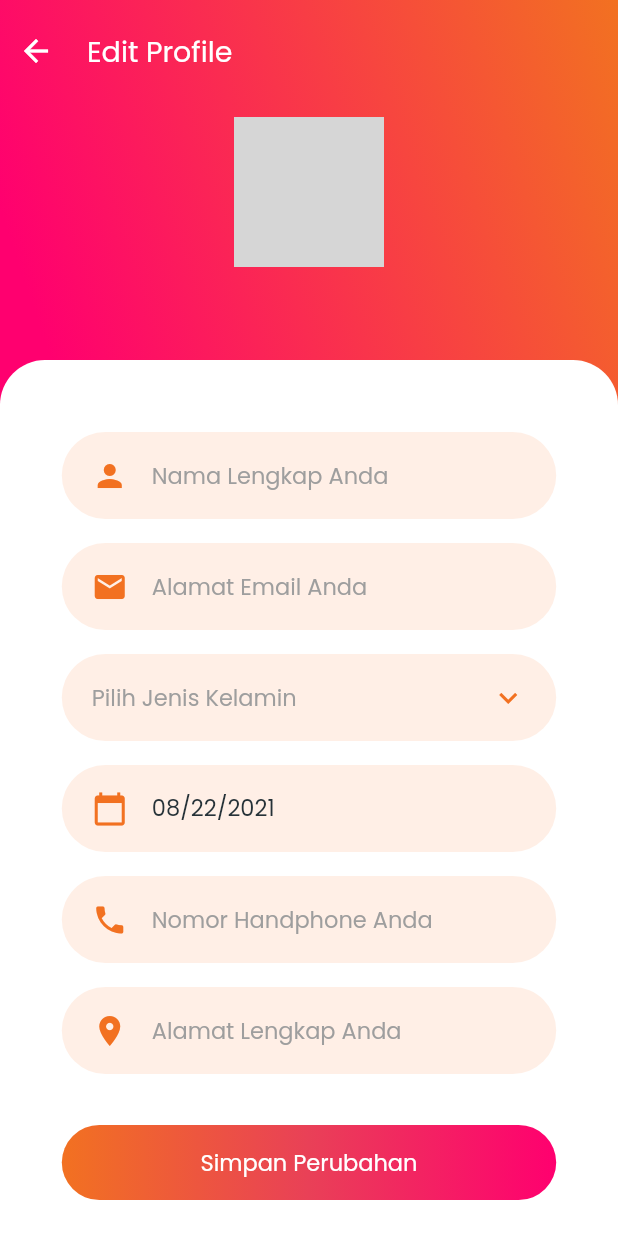
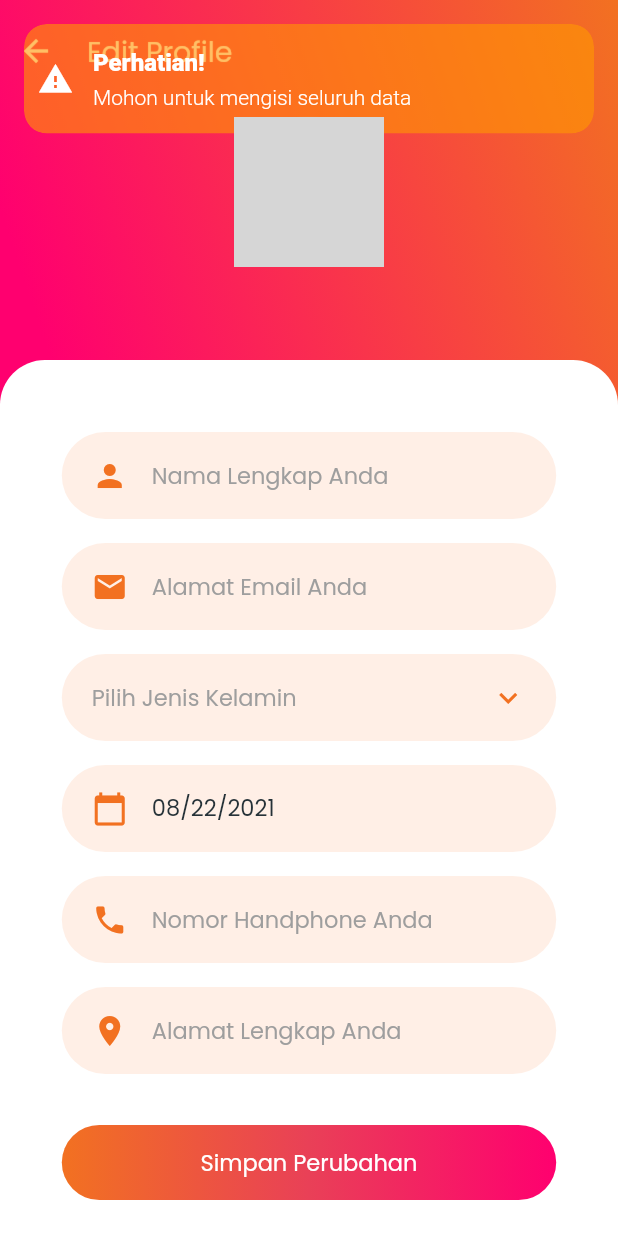
Before and after one commit to asfarul/taekwondo_app, a Flutter app: the ProfileEditScreen screen opened directly with empty values, after a tap on "Simpan Perubahan", on a phone screen of 412 x 824 dp. Run offline on Flutter 3.47's test engine with Material 2 defaults, Android fonts, the phone set to English and light mode, and no system bars; drawn by our look-alikes of fancy_shimmer_image; our stand-ins replace badges, cached_network_image, dio, flutter_html, get, get_storage and 6 more; accounts and stored records are empty; grey boxes are pictures that could not be loaded.

Commit message:
update profile

```diff
--- a/lib/configs/api.dart
+++ b/lib/configs/api.dart
@@ -23,4 +23,8 @@ class Api {
   static final decline = base + version + 'application/decline';
   static final notifCount = base + version + 'notifcount';
   static final allAtlet = base + version + 'atlet';
+  static final updateAtlet = base + version + 'atlet/update';
+  static final recordsAtlet = base + version + 'atlet/records';
+  static final tambahRecord = base + version + 'atlet/records/add';
+  static final hapusRecord = base + version + 'atlet/records/delete';
 }
--- a/lib/providers/auth_provider.dart
+++ b/lib/providers/auth_provider.dart
@@ -139,6 +139,31 @@ class AuthProvider with ChangeNotifier {
     return null;
   }
 
+  String? updateValidator(
+    String nama,
+    String email,
+    String? jk,
+    String? tglLahir,
+    String noHP,
+    String alamat,
+  ) {
+    if (nama.length < 1 ||
+        email.length < 1 ||
+        jk == null ||
+        tglLahir == null ||
+        noHP.length < 1 ||
+        alamat.length < 1) {
+      return 'Mohon untuk mengisi seluruh data';
+    }
+    if (!_isEmailValid(email)) {
+      return 'Email yang anda masukkan tidak valid';
+    }
+    if (!_isPhoneNumberValid(noHP)) {
+      return 'Nomor handphone yang anda masukkan tidak valid';
+    }
+    return null;
+  }
+
   void pickImage(BuildContext context) async {
     final picker = ImagePicker();
     var pickedImage =
@@ -160,6 +185,56 @@ class AuthProvider with ChangeNotifier {
     return null;
   }
 
+  void updateProfile(
+    BuildContext context, {
+    required String nama,
+    required String email,
+    required String jenisKelamin,
+    required String tglLahir,
+    required String noHp,
+    required String alamat,
+  }) async {
+    String? errorMessage =
+        updateValidator(nama, email, jenisKelamin, tglLahir, noHp, alamat);
+    if (errorMessage != null) {
+      WidgetHelpers.snackbar(context, SnackbarType.warning,
+          title: 'Perhatian!', message: errorMessage.toString());
+      _isLoading = false;
+      return;
+    }
+
+    _isLoading = true;
+    notifyListeners();
+
+    dio.FormData data = dio.FormData.fromMap({
+      'name': nama,
+      'email': email,
+      'alamat': alamat,
+      'tgl_lahir': tglLahir,
+      'no_hp': noHp,
+      'jenis_kelamin': jenisKelamin,
+      'url_foto': _pictureFile == null
+          ? null
+          : await dio.MultipartFile.fromFile(_pictureFile!.path,
+              filename: _pictureFile?.path.split('/').last),
+    });
+
+    var response = await authServices.updateUser(context, data);
+
+    if (response != null) {
+      _pictureFile = null;
+      Get.back();
+      Get.back();
+      WidgetHelpers.snackbar(context, SnackbarType.success,
+          title: 'Perhatian!', message: 'Profile berhasil diupdate!');
+      //update setting user
+      UserModel user = UserModel.fromJson(response['data']['user']);
+      Provider.of<SettingsProvider>(context, listen: false).setUser(user);
+    }
+    _isLoading = false;
+    notifyListeners();
+  }
+
   bool _isEmailValid(String email) {
     // Cek apakah email sudah sesuai : email
     return RegExp(
--- a/lib/providers/settings_provider.dart
+++ b/lib/providers/settings_provider.dart
@@ -55,6 +55,11 @@ class SettingsProvider extends ChangeNotifier {
     notifyListeners();
   }
 
+  void setUser(UserModel user) {
+    _user = user;
+    notifyListeners();
+  }
+
   void clearAll() {
     _user = null;
     _myClub = null;
--- a/lib/services/auth_services.dart
+++ b/lib/services/auth_services.dart
@@ -26,4 +26,13 @@ class AuthServices extends BaseServices {
       return response;
     }
   }
+
+  Future<dynamic> updateUser(BuildContext context, FormData data) async {
+    var response = await request(context, Api.updateUser, RequestType.POST,
+        data: data, useToken: true);
+
+    if (response != null) {
+      return response;
+    }
+  }
 }
--- a/lib/ui/screens/profile_edit_screen.dart
+++ b/lib/ui/screens/profile_edit_screen.dart
@@ -73,26 +73,68 @@ class ProfileEditScreen extends StatelessWidget {
                 ),
               ),
               SizedBox(height: 20),
-              Container(
+              GestureDetector(
+                onTap: () {
+                  Provider.of<AuthProvider>(context, listen: false)
+                      .pickImage(context);
+                },
+                child: Consumer<AuthProvider>(
+                  builder: (context, prov, child) {
+                    if (user.urlFoto != null && prov.pictureFile == null) {
+                      return Container(
                         child: Stack(
                           children: [
                             ClipRRect(
                               borderRadius: BorderRadius.circular(60),
-                      child: user.urlFoto == null
-                          ? Image.asset(
-                              'assets/images/user-default.jpeg',
-                              fit: BoxFit.cover,
+                              child: FancyShimmerImage(
+                                imageUrl:
+                                    Api.userBaseFoto + '/' + user.urlFoto!,
+                                height: 100,
                                 width: 100,
-                              height: 100,
-                            )
-                          : FancyShimmerImage(
-                              imageUrl: Api.userBaseFoto + '/' + user.urlFoto!,
-                              width: 100,
-                              height: 100,
                                 boxFit: BoxFit.cover,
                               ),
                             ),
-                    Positioned(
+                            child ?? SizedBox(),
+                          ],
+                        ),
+                      );
+                    }
+                    if (prov.pictureFile != null) {
+                      return Container(
+                        child: Stack(
+                          children: [
+                            ClipRRect(
+                              borderRadius: BorderRadius.circular(60),
+                              child: Image.file(
+                                prov.pictureFile!,
+                                height: 100,
+                                width: 100,
+                                fit: BoxFit.cover,
+                              ),
+                            ),
+                            child ?? SizedBox(),
+                          ],
+                        ),
+                      );
+                    }
+                    return Container(
+                      child: Stack(
+                        children: [
+                          ClipRRect(
+                            borderRadius: BorderRadius.circular(60),
+                            child: Image.asset(
+                              'assets/images/user-default.jpeg',
+                              height: 100,
+                              width: 100,
+                              fit: BoxFit.cover,
+                            ),
+                          ),
+                          child ?? SizedBox(),
+                        ],
+                      ),
+                    );
+                  },
+                  child: Positioned(
                     bottom: 0,
                     right: 0,
                     child: ClipRRect(
@@ -109,7 +151,6 @@ class ProfileEditScreen extends StatelessWidget {
                       ),
                     ),
                   ),
-                  ],
                 ),
               ),
             ],
@@ -140,13 +181,26 @@ class ProfileEditScreen extends StatelessWidget {
         child: Row(
           mainAxisAlignment: MainAxisAlignment.center,
           children: [
-            GradientRoundedButton(
+            Consumer<AuthProvider>(builder: (context, prov, child) {
+              if (prov.isLoading) {
+                return CircularProgressIndicator();
+              }
+              return GradientRoundedButton(
                 child: Text(
                   'Simpan Perubahan',
                   style: normalLight1,
                 ),
-              onPressed: () {},
-            ),
+                onPressed: () {
+                  prov.updateProfile(context,
+                      nama: _namaController.text,
+                      email: _emailController.text,
+                      jenisKelamin: _jenisKelamin!,
+                      tglLahir: _tglLahir!,
+                      noHp: _noHPController.text,
+                      alamat: _alamatController.text);
+                },
+              );
+            }),
           ],
         ),
       ),
```
Lines whose indentation alone changed are shown as unchanged.
